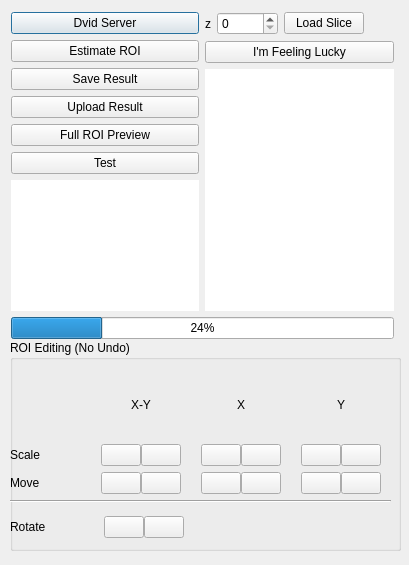
Old version of the form neurolabi/gui/zflyemroidialog.ui in the repository janelia-flyem/NeuTu.
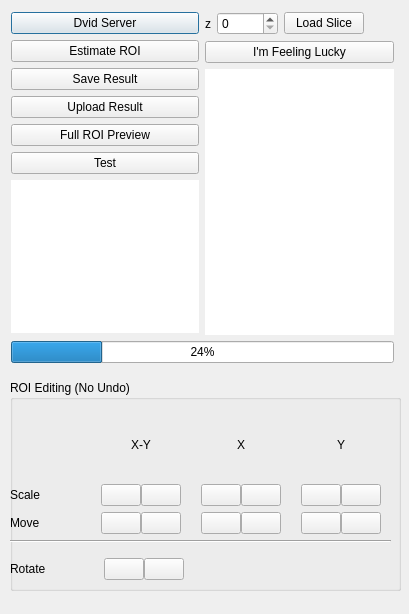
New version of the form. Icons and pictures are not drawn.

Commit message: roi dialog fix

The edit to the form file:
```diff
--- a/neurolabi/gui/zflyemroidialog.ui
+++ b/neurolabi/gui/zflyemroidialog.ui
@@ -7,7 +7,7 @@
     <x>0</x>
     <y>0</y>
     <width>409</width>
-    <height>565</height>
+    <height>614</height>
    </rect>
   </property>
   <property name="windowTitle">
@@ -19,7 +19,7 @@
      <x>11</x>
      <y>12</y>
      <width>383</width>
-     <height>327</height>
+     <height>351</height>
     </rect>
    </property>
    <layout class="QVBoxLayout" name="verticalLayout_3">
@@ -181,7 +181,7 @@
    <property name="geometry">
     <rect>
      <x>10</x>
-     <y>340</y>
+     <y>380</y>
      <width>391</width>
      <height>211</height>
     </rect>
@@ -195,7 +195,7 @@
       <x>0</x>
       <y>170</y>
       <width>184</width>
-      <height>34</height>
+      <height>38</height>
      </rect>
     </property>
     <layout class="QHBoxLayout" name="horizontalLayout_7">
@@ -396,8 +396,8 @@
            </property>
            <property name="iconSize">
             <size>
-             <width>16</width>
-             <height>16</height>
+             <width>24</width>
+             <height>24</height>
             </size>
            </property>
           </widget>
```
